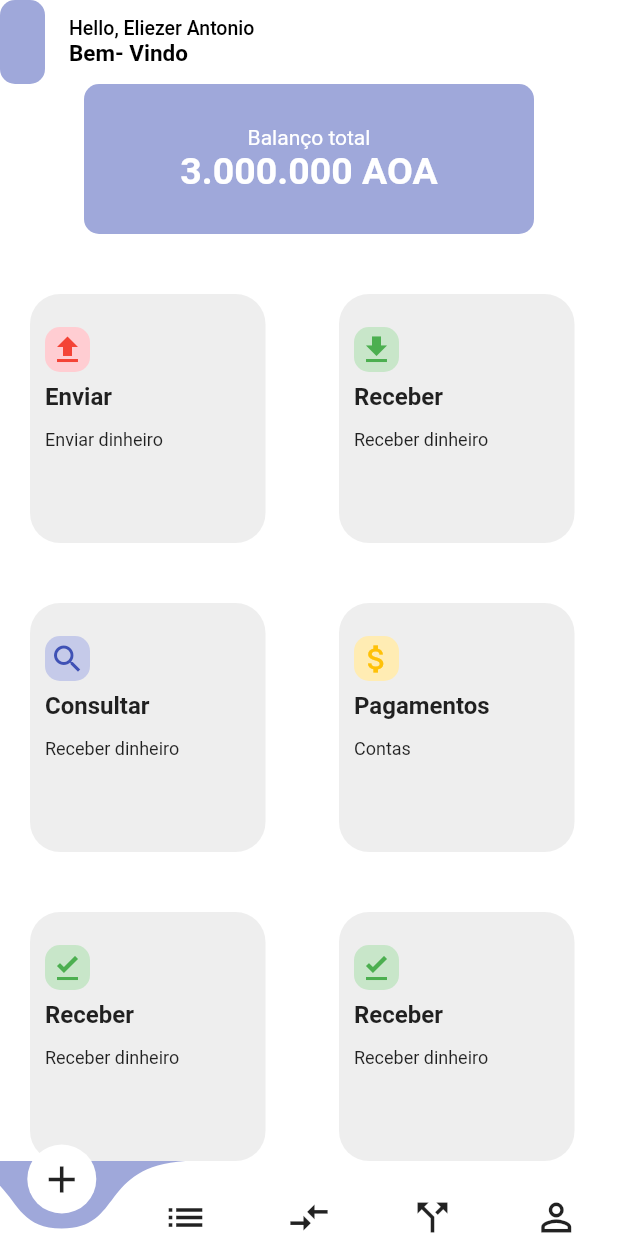
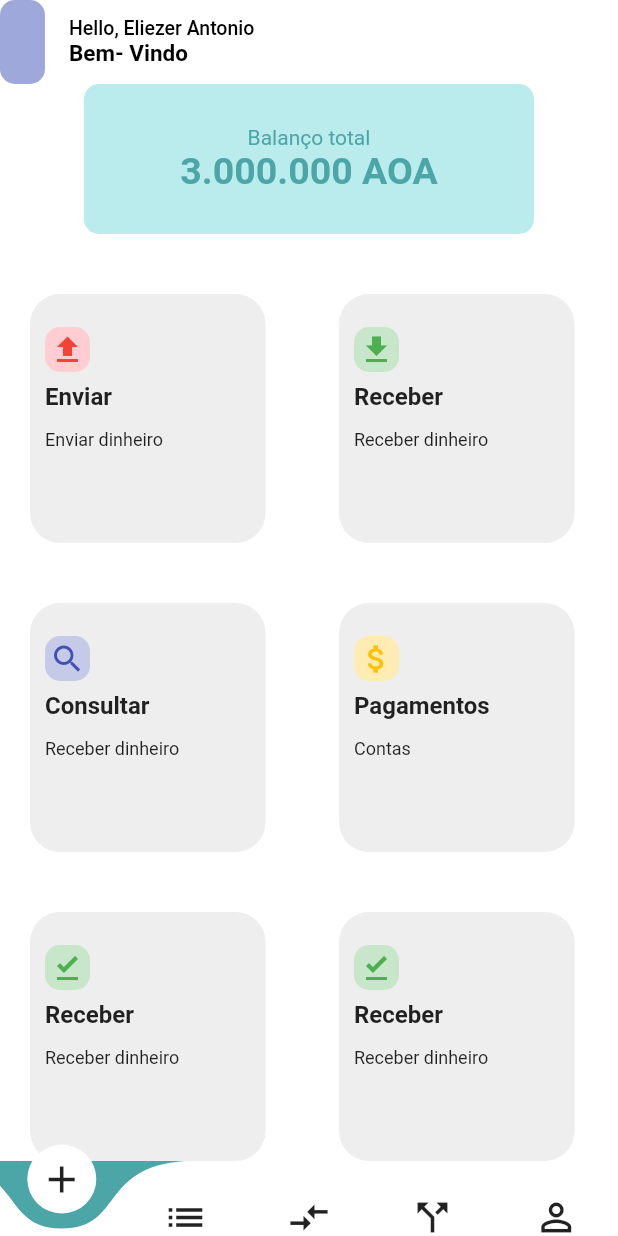
Before and after one commit to eliezerantonio/my-flutter-challenges, a Flutter app: the BottomNavBar screen opened directly, on a phone screen of 412 x 824 dp. Run offline on Flutter 3.47's test engine with Material 2 defaults, Android fonts, the phone set to English and light mode, and no system bars; drawn by our look-alikes of curved_navigation_bar; our stand-ins replace flutter_icons, flutter_staggered_animations, hidden_drawer_menu, liquid_swipe; missing offline and left inert: clippy_flutter.

Commit message:
accent color

```diff
--- a/atm/lib/main.dart
+++ b/atm/lib/main.dart
@@ -7,8 +7,9 @@ void main() => runApp(
         home: LoginScreen(),
         debugShowCheckedModeBanner: false,
         theme: ThemeData(
-          primaryColor: Color(0xff4ca6a8),
-          scaffoldBackgroundColor: Colors.white,
-        ),
+            primaryColor: Color(0xff4ca6a8),
+            accentColor: Color(0xffbbeced),
+            scaffoldBackgroundColor: Colors.white,
+            appBarTheme: AppBarTheme(color: Colors.white)),
       ),
     );
--- a/atm/lib/screens/home_screen.dart
+++ b/atm/lib/screens/home_screen.dart
@@ -8,11 +8,11 @@ class HomeScreen extends StatelessWidget {
 
   @override
   Widget build(BuildContext context) {
+    final accentColor = Theme.of(context).accentColor;
     return Scaffold(
       appBar: AppBar(
         leading: LogoWidget(),
         leadingWidth: 30,
-
         title: Column(
           crossAxisAlignment: CrossAxisAlignment.stretch,
           children: [
@@ -29,7 +29,6 @@ class HomeScreen extends StatelessWidget {
             ),
           ],
         ),
-        backgroundColor: Colors.white,
         elevation: 0,
       ),
       body: Center(
--- a/atm/lib/widgets/bottom_nav_bar.dart
+++ b/atm/lib/widgets/bottom_nav_bar.dart
@@ -30,6 +30,7 @@ class _BottomNavBarState extends State<BottomNavBar> {
 
   @override
   Widget build(BuildContext context) {
+    final primaryColor = Theme.of(context).primaryColor;
     return Scaffold(
         bottomNavigationBar: CurvedNavigationBar(
           key: _bottomNavigationKey,
@@ -44,7 +45,7 @@ class _BottomNavBarState extends State<BottomNavBar> {
           ],
           color: Colors.white,
           buttonBackgroundColor: Colors.white,
-          backgroundColor: Colors.indigo[200],
+          backgroundColor: primaryColor,
           animationCurve: Curves.easeInOut,
           animationDuration: Duration(milliseconds: 600),
           onTap: (index) {
--- a/atm/lib/widgets/total_card_money.dart
+++ b/atm/lib/widgets/total_card_money.dart
@@ -5,6 +5,8 @@ class CardTotalMoney extends StatelessWidget {
 
   @override
   Widget build(BuildContext context) {
+    final accentColor = Theme.of(context).accentColor;
+    final primaryColor = Theme.of(context).primaryColor;
     return Container(
       width: 300,
       alignment: Alignment.center,
@@ -15,13 +17,13 @@ class CardTotalMoney extends StatelessWidget {
           Text(
             "Balanço total",
             style: TextStyle(
-              color: Colors.white,
+              color: primaryColor,
             ),
           ),
           Text(
             "3.000.000 AOA",
             style: TextStyle(
-              color: Colors.white,
+              color: primaryColor,
               fontSize: 25,
               fontWeight: FontWeight.bold,
             ),
@@ -29,7 +31,7 @@ class CardTotalMoney extends StatelessWidget {
         ],
       ),
       decoration: BoxDecoration(
-        color: Colors.indigo[200],
+        color: accentColor,
         borderRadius: BorderRadius.circular(10),
       ),
     );
```
